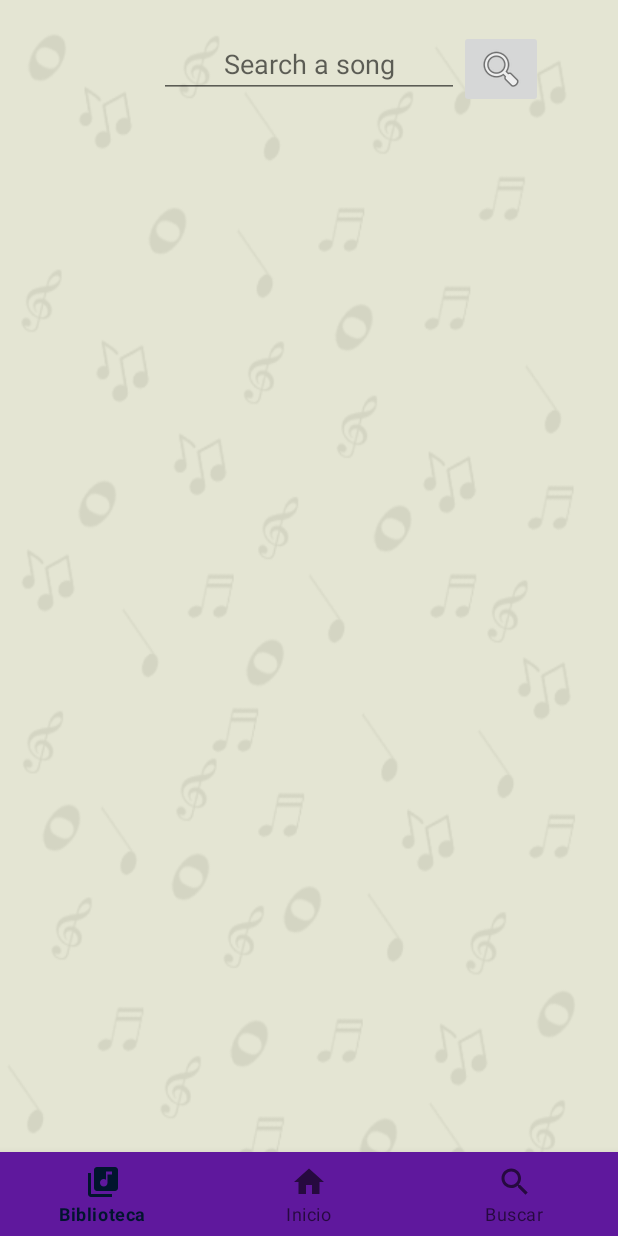
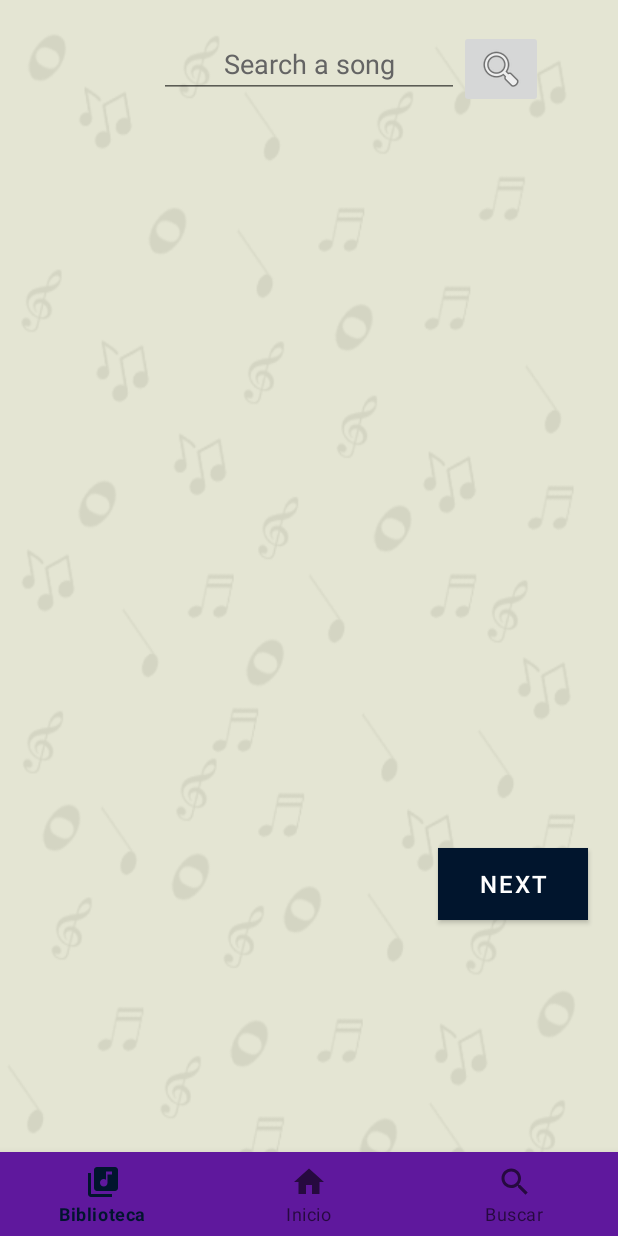
Before and after one commit to Bystron/KaraokeAppM07, an Android app: the fragment SearchFragment placed in its activity, on a phone screen of 412 x 824 dp. Run offline under Robolectric (Android 15) with nearby library versions, the phone set to English and light mode, and no system bars.

Commit message:
Buscador de cancion singular, botones next i previous (aun no funcionan)

```diff
--- a/app/src/main/java/cat/itb/karaokeapp/SearchFragment.java
+++ b/app/src/main/java/cat/itb/karaokeapp/SearchFragment.java
@@ -8,6 +8,7 @@ import android.view.LayoutInflater;
 import android.view.MenuItem;
 import android.view.View;
 import android.view.ViewGroup;
+import android.widget.Button;
 import android.widget.EditText;
 import android.widget.ImageButton;
 import android.widget.Toast;
@@ -52,6 +53,12 @@ public class SearchFragment extends Fragment {
 
     String trackBuscada;
 
+    Button anterior;
+    Button siguiente;
+
+    String isNext;
+    String isPrevious;
+
 
     public SearchFragment() {
         // Required empty public constructor
@@ -85,6 +92,10 @@ public class SearchFragment extends Fragment {
         recycler.setLayoutManager(new LinearLayoutManager(getContext()));
 
         buscadorText = v.findViewById(R.id.searchBar);
+
+        anterior = v.findViewById(R.id.previousButton);
+        siguiente = v.findViewById(R.id.nextButton);
+
         botonBuscador = v.findViewById(R.id.searchButton);
         bottomNavigationView = v.findViewById(R.id.bottom_navigation);
 
@@ -123,6 +134,21 @@ public class SearchFragment extends Fragment {
                 searchTracks();
             }
         });
+        anterior.setOnClickListener(new View.OnClickListener() {
+            @Override
+            public void onClick(View v) {
+                goToPage(isPrevious);
+            }
+        });
+
+
+        siguiente.setOnClickListener(new View.OnClickListener() {
+            @Override
+            public void onClick(View v) {
+                goToPage(isNext);
+            }
+
+        });
         return v;
 
     }
@@ -153,22 +179,50 @@ public class SearchFragment extends Fragment {
     }
 
     public void searchTracks() {
-/*        trackBuscada = buscadorText.getText().toString();
+        trackBuscada = buscadorText.getText().toString();
         WebServiceClient client = retrofit.create(WebServiceClient.class);
-        Call<TrackData> call = client.getTracks("http://api.musixmatch.com/ws/1.1/track.search?q_track=" + trackBuscada + "&apikey=05ab4180ffe070543821f5ceec8cceb8");
-        call.enqueue(new Callback<TrackData>() {
+        Call<Data> call = client.getTracks("http://api.musixmatch.com/ws/1.1/track.search?q_track=" + trackBuscada + "&apikey=05ab4180ffe070543821f5ceec8cceb8");
+        call.enqueue(new Callback<Data>() {
             @Override
-            public void onResponse(Call<TrackData> call, Response<TrackData> response) {
-                adapter.setTracks(response.body().getResults());
+            public void onResponse(Call<Data> call, Response<Data> response) {
+                adapter.setTracks(response.body().getMessage().getBody().getTracks());
             }
 
             @Override
-            public void onFailure(Call<TrackData> call, Throwable t) {
+            public void onFailure(Call<Data> call, Throwable t) {
                 Log.d("TAG1", "Error: " + t.getMessage());
             }
-        });*/
+        });
     }
 
+    private void comprovarButtons(String PrevONext, Button button) {
+        if (PrevONext == null) {
+            button.setVisibility(View.INVISIBLE);
+        } else {
+            button.setVisibility(View.VISIBLE);
+        }
+    }
+
+    private void goToPage(String url) {
+
+        WebServiceClient client = retrofit.create(WebServiceClient.class);
+        Call<Data> call = client.getTracks(url);
+        call.enqueue(new Callback<Data>() {
+            @Override
+            public void onResponse(Call<Data> call, Response<Data> response) {
+                adapter.setTracks(response.body().getMessage().getBody().getTracks());
+                isNext = response.body().getNext();
+                isPrevious = response.body().getPrevious();
+                comprovarButtons(isNext, siguiente);
+                comprovarButtons(isPrevious, anterior);
+            }
+
+            @Override
+            public void onFailure(Call<Data> call, Throwable t) {
+                Log.d("TAG1", "Error: " + t.getMessage());
+            }
+        });
+    }
 
     private void changeFragment(android.app.Fragment currentFragment) {
         getFragmentManager().beginTransaction().replace(R.id.fragment_container, currentFragment).commit();
--- a/app/src/main/java/cat/itb/karaokeapp/apiPOJOS/Body.java
+++ b/app/src/main/java/cat/itb/karaokeapp/apiPOJOS/Body.java
@@ -10,6 +10,8 @@ public class Body {
     //pillar las tracks
     @SerializedName("track_list")
     private List<Track> tracks;
+
+
 
     public List<Track> getTracks() {
         return tracks;
--- a/app/src/main/java/cat/itb/karaokeapp/apiPOJOS/TrackList.java
+++ b/app/src/main/java/cat/itb/karaokeapp/apiPOJOS/TrackList.java
@@ -3,6 +3,7 @@ package cat.itb.karaokeapp.apiPOJOS;
 import java.util.List;
 
 public class TrackList {
+
     private List<Track> track_list;
 
     public List<Track> getTrack_list() {
--- a/app/src/main/java/cat/itb/karaokeapp/webservice/WebServiceClient.java
+++ b/app/src/main/java/cat/itb/karaokeapp/webservice/WebServiceClient.java
@@ -1,17 +1,16 @@
 package cat.itb.karaokeapp.webservice;
 
 import cat.itb.karaokeapp.apiPOJOS.Data;
-import cat.itb.karaokeapp.apiPOJOS.TrackData;
 import retrofit2.Call;
 import retrofit2.http.GET;
 import retrofit2.http.Url;
 
 public interface WebServiceClient {
     @GET("track.lyrics.get?format=jsonp&callback=callback&track_id=1&apikey=05ab4180ffe070543821f5ceec8cceb8")
-    Call<TrackData> getLyrics();
+    Call<Data> getLyrics();
 
     @GET()
-    Call<TrackData> getLyrics(@Url String url);
+    Call<Data> getLyrics(@Url String url);
 
     @GET("chart.tracks.get&apikey=05ab4180ffe070543821f5ceec8cceb8")
     Call<Data> getTracks();
@@ -21,5 +20,5 @@ public interface WebServiceClient {
 
 
     @GET()
-    Call<TrackData> getTracks(@Url String url);
+    Call<Data> getTracks(@Url String url);
 }
--- a/app/src/main/res/layout/fragment_search.xml
+++ b/app/src/main/res/layout/fragment_search.xml
@@ -19,7 +19,7 @@
         android:id="@+id/recyclerView"
         android:layout_width="match_parent"
         android:layout_height="500dp"
-        app:layout_constraintBottom_toTopOf="@+id/bottom_navigation" />
+        app:layout_constraintTop_toBottomOf="@+id/searchBar" />
 
     <EditText
         android:id="@+id/searchBar"
@@ -28,6 +28,8 @@
         android:layout_marginTop="20dp"
         android:gravity="center"
         android:hint="Search a song"
+        android:textColorHint="@color/colorGris"
+        android:textColor="@color/colorVerde"
         app:layout_constraintEnd_toEndOf="parent"
         app:layout_constraintStart_toStartOf="parent"
         app:layout_constraintTop_toTopOf="parent" />
@@ -43,4 +45,30 @@
         app:layout_constraintStart_toEndOf="@+id/searchBar"
         app:layout_constraintTop_toTopOf="parent" />
 
+
+    <Button
+        android:id="@+id/previousButton"
+        android:layout_width="100dp"
+        android:layout_height="wrap_content"
+        android:background="#770EFF"
+        android:text="PREVIOUS"
+        android:textColor="#FFFFFF"
+        android:textSize="16sp"
+        android:visibility="invisible"
+        android:layout_marginLeft="20dp"
+        app:layout_constraintStart_toStartOf="@+id/recyclerView"
+        app:layout_constraintTop_toBottomOf="@+id/recyclerView" />
+
+    <Button
+        android:id="@+id/nextButton"
+        android:layout_width="100dp"
+        android:layout_height="wrap_content"
+        android:background="#770EFF"
+        android:text="NEXT"
+        android:textColor="#FFFFFF"
+        android:textSize="16sp"
+        android:layout_marginRight="20dp"
+        app:layout_constraintEnd_toEndOf="@+id/recyclerView"
+        app:layout_constraintTop_toBottomOf="@+id/recyclerView" />
+
 </androidx.constraintlayout.widget.ConstraintLayout>
--- a/app/src/main/res/values/colors.xml
+++ b/app/src/main/res/values/colors.xml
@@ -4,4 +4,7 @@
     <color name="colorBlanco">#ffffff</color>
     <color name="colorSecundario">#D288F2</color>
     <color name="colorSecundarioOscurecido">#5F189D</color>
+    <color name="colorAmarillo">#FFEB3B</color>
+    <color name="colorVerde">#3BCF34</color>
+    <color name="colorGris">#646464</color>
 </resources>
```
Also changed, not shown: app/src/main/java/cat/itb/karaokeapp/apiPOJOS/Data.java (+27 -0 lines), app/src/main/java/cat/itb/karaokeapp/apiPOJOS/TrackData.java (deleted, +0 -40 lines), app/src/main/res/layout/item_view.xml (+38 -5 lines).
